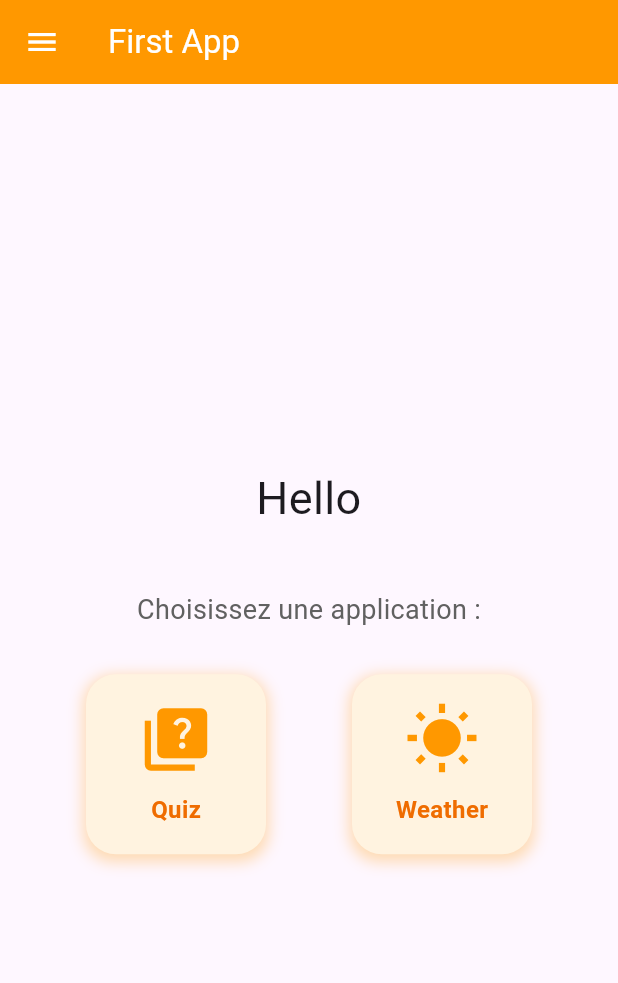
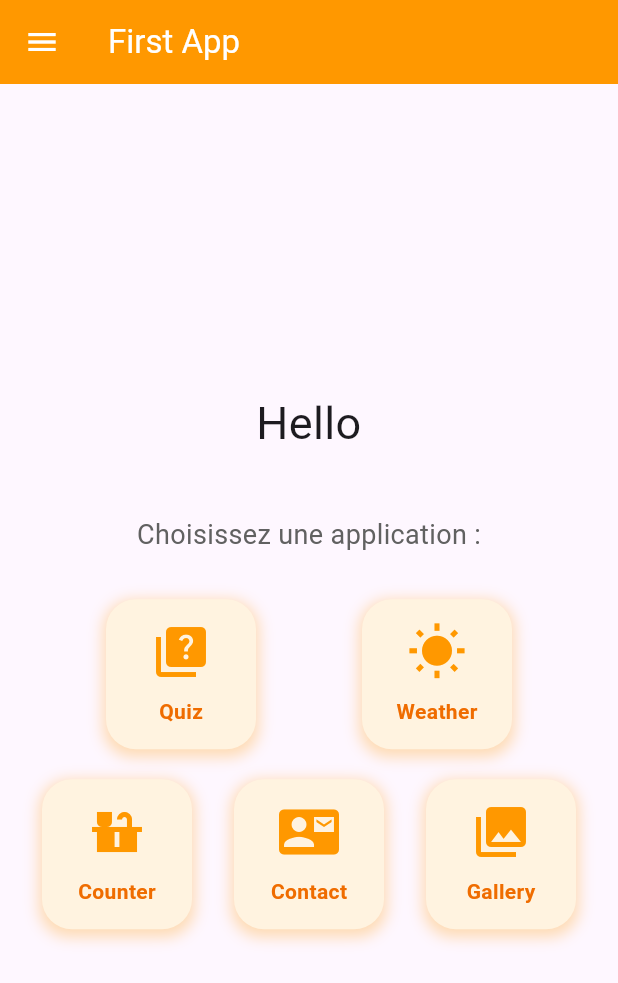
Before and after one commit to Clear008/Flutter-Multi-App, a Flutter app: the screen it shows after launch, on a phone screen of 412 x 824 dp. Shown: the top 983 px of the screen. Run offline on Flutter 3.47's test engine with Material 3 defaults, Android fonts, the phone set to English and light mode, and no system bars; our stand-ins replace weather_icons.

Commit message:
Multi App

```diff
--- a/lib/main.dart
+++ b/lib/main.dart
@@ -1,7 +1,9 @@
-
 import 'package:flutter/material.dart';
 import './quiz.dart';
 import './weather.dart';
+import './counter.dart';
+import './contact.dart';
+import './gallery.dart';
 
 void main() {
   runApp(MaterialApp(
@@ -37,103 +39,66 @@ class MyApp extends StatelessWidget {
               style: TextStyle(fontSize: 18, color: Colors.grey[700]),
             ),
             SizedBox(height: 30),
+
+            // Première ligne : Quiz & Weather
             Row(
               mainAxisAlignment: MainAxisAlignment.spaceEvenly,
               children: [
-                // Icône Quiz
-                GestureDetector(
+                buildAppButton(
+                  icon: Icons.quiz,
+                  label: 'Quiz',
                   onTap: () {
                     Navigator.push(
                       context,
-                      MaterialPageRoute(builder: (context) => Scaffold(
+                      MaterialPageRoute(
+                        builder: (context) => Scaffold(
                           appBar: AppBar(
                             title: Text('Quiz App', style: TextStyle(color: Colors.white)),
                             backgroundColor: Colors.orangeAccent,
                             iconTheme: IconThemeData(color: Colors.white),
                           ),
                           body: Center(child: Quiz()),
-                      )),
+                        ),
+                      ),
                     );
                   },
-                  child: Container(
-                    width: 120,
-                    height: 120,
-                    decoration: BoxDecoration(
-                      color: Colors.orange.shade50,
-                      borderRadius: BorderRadius.circular(20),
-                      boxShadow: [
-                        BoxShadow(
-                          color: Colors.orange.withOpacity(0.3),
-                          spreadRadius: 2,
-                          blurRadius: 8,
-                          offset: Offset(0, 3),
+                ),
+                buildAppButton(
+                  icon: Icons.wb_sunny,
+                  label: 'Weather',
+                  onTap: () {
+                    Navigator.push(context, MaterialPageRoute(builder: (context) => Weather()));
+                  },
                 ),
               ],
             ),
-                    child: Column(
-                      mainAxisAlignment: MainAxisAlignment.center,
+
+            SizedBox(height: 20),
+
+            // Deuxième ligne : Counter, Contact, Gallery
+            Row(
+              mainAxisAlignment: MainAxisAlignment.spaceEvenly,
               children: [
-                        Icon(
-                          Icons.quiz,
-                          size: 50,
-                          color: Colors.orange,
+                buildAppButton(
+                  icon: Icons.countertops,
+                  label: 'Counter',
+                  onTap: () {
+                    Navigator.push(context, MaterialPageRoute(builder: (context) => CounterPage()));
+                  },
                 ),
-                        SizedBox(height: 10),
-                        Text(
-                          'Quiz',
-                          style: TextStyle(
-                            fontSize: 16,
-                            fontWeight: FontWeight.bold,
-                            color: Colors.orange[800],
+                buildAppButton(
+                  icon: Icons.contact_mail,
+                  label: 'Contact',
+                  onTap: () {
+                    Navigator.push(context, MaterialPageRoute(builder: (context) => ContactPage()));
+                  },
                 ),
-                        ),
-                      ],
-                    ),
-                  ),
-                ),
-                // Icône Weather
-                GestureDetector(
+                buildAppButton(
+                  icon: Icons.photo_library,
+                  label: 'Gallery',
                   onTap: () {
-                    Navigator.push(
-                      context,
-                      MaterialPageRoute(builder: (context) => Weather()),
-                    );
+                    Navigator.push(context, MaterialPageRoute(builder: (context) => Gallery()));
                   },
-                  child: Container(
-                    width: 120,
-                    height: 120,
-                    decoration: BoxDecoration(
-                      color: Colors.orange.shade50,
-                      borderRadius: BorderRadius.circular(20),
-                      boxShadow: [
-                        BoxShadow(
-                          color: Colors.orange.withOpacity(0.3),
-                          spreadRadius: 2,
-                          blurRadius: 8,
-                          offset: Offset(0, 3),
-                        ),
-                      ],
-                    ),
-                    child: Column(
-                      mainAxisAlignment: MainAxisAlignment.center,
-                      children: [
-                        Icon(
-                          Icons.wb_sunny,
-                          size: 50,
-                          color: Colors.orange,
-                        ),
-                        SizedBox(height: 10),
-                        Text(
-                          'Weather',
-                          style: TextStyle(
-                            fontSize: 16,
-                            fontWeight: FontWeight.bold,
-                            color: Colors.orange[800],
-                          ),
-                        ),
-                      ],
-                    ),
-                  ),
                 ),
               ],
             ),
@@ -163,14 +128,16 @@ class MyApp extends StatelessWidget {
                 Navigator.of(context).pop();
                 Navigator.push(
                   context,
-                  MaterialPageRoute(builder: (context) => Scaffold(
+                  MaterialPageRoute(
+                    builder: (context) => Scaffold(
                       appBar: AppBar(
                         title: Text('Quiz App', style: TextStyle(color: Colors.white)),
                         backgroundColor: Colors.orangeAccent,
                         iconTheme: IconThemeData(color: Colors.white),
                       ),
                       body: Center(child: Quiz()),
-                  )),
+                    ),
+                  ),
                 );
               },
             ),
@@ -186,6 +153,84 @@ class MyApp extends StatelessWidget {
                 );
               },
             ),
+            ListTile(
+              leading: Icon(Icons.countertops, color: Colors.orange),
+              title: Text('Counter', style: TextStyle(fontSize: 18)),
+              trailing: Icon(Icons.arrow_right),
+              onTap: () {
+                Navigator.of(context).pop();
+                Navigator.push(
+                  context,
+                  MaterialPageRoute(builder: (context) => CounterPage()),
+                );
+              },
+            ),
+            ListTile(
+              leading: Icon(Icons.contact_mail, color: Colors.orange),
+              title: Text('Contact', style: TextStyle(fontSize: 18)),
+              trailing: Icon(Icons.arrow_right),
+              onTap: () {
+                Navigator.of(context).pop();
+                Navigator.push(
+                  context,
+                  MaterialPageRoute(builder: (context) => ContactPage()),
+                );
+              },
+            ),
+            ListTile(
+              leading: Icon(Icons.photo_library, color: Colors.orange),
+              title: Text('Gallery', style: TextStyle(fontSize: 18)),
+              trailing: Icon(Icons.arrow_right),
+              onTap: () {
+                Navigator.of(context).pop();
+                Navigator.push(
+                  context,
+                  MaterialPageRoute(builder: (context) => Gallery()),
+                );
+              },
+            ),
+          ],
+        ),
+      ),
+    );
+  }
+
+  // Widget pour créer un bouton d'application réutilisable
+  Widget buildAppButton({
+    required IconData icon,
+    required String label,
+    required VoidCallback onTap,
+  }) {
+    return GestureDetector(
+      onTap: onTap,
+      child: Container(
+        width: 100,
+        height: 100,
+        decoration: BoxDecoration(
+          color: Colors.orange.shade50,
+          borderRadius: BorderRadius.circular(20),
+          boxShadow: [
+            BoxShadow(
+              color: Colors.orange.withOpacity(0.3),
+              spreadRadius: 2,
+              blurRadius: 8,
+              offset: Offset(0, 3),
+            ),
+          ],
+        ),
+        child: Column(
+          mainAxisAlignment: MainAxisAlignment.center,
+          children: [
+            Icon(icon, size: 40, color: Colors.orange),
+            SizedBox(height: 10),
+            Text(
+              label,
+              style: TextStyle(
+                fontSize: 14,
+                fontWeight: FontWeight.bold,
+                color: Colors.orange[800],
+              ),
+            ),
           ],
         ),
       ),
```
Also changed, not shown: lib/contact.dart (added, +77 -0 lines), lib/counter.dart (added, +58 -0 lines), lib/gallery.dart (added, +165 -0 lines), images/Drawer.png, images/Mainpage.png, images/contact.png (added), images/counter.png (added), images/gallery.png (added), images/quiz2.png (deleted), 1 other file. Lines whose indentation alone changed are shown as unchanged.
